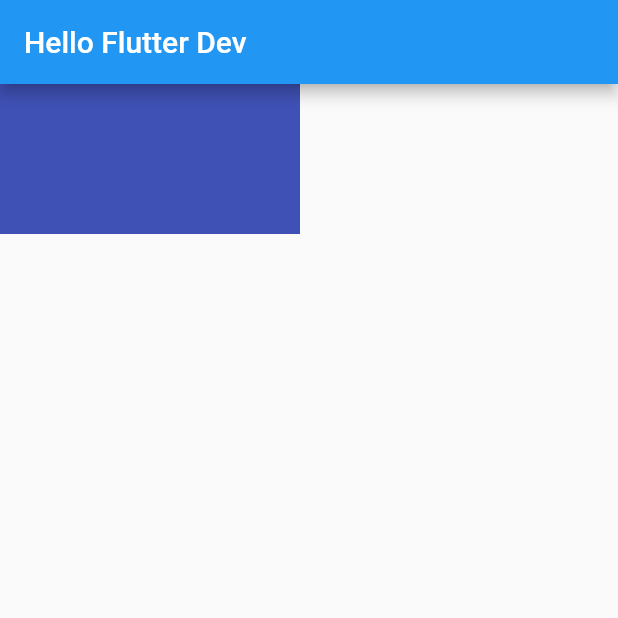
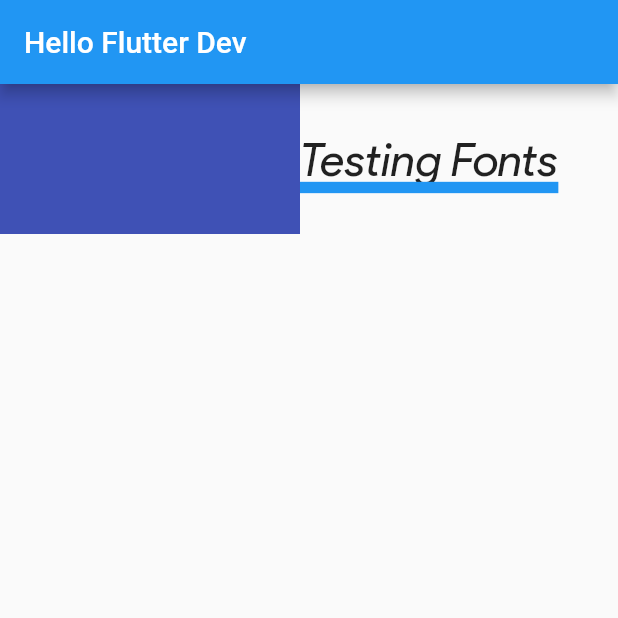
Before and after one commit to sainrahmanii/flutter-fundamental, a Flutter app: the screen it shows after launch, on a phone screen of 412 x 824 dp, the top half of it. Run offline on Flutter 3.47's test engine with Material 2 defaults, Android fonts, the phone set to English and light mode, and no system bars.

Commit message:
text style, snonymous method, fonts

```diff
--- /dev/null
+++ b/lib/anonymous_method.dart
@@ -0,0 +1,40 @@
+import 'package:flutter/material.dart';
+
+void main() => runApp(AnonymousMethod());
+
+class AnonymousMethod extends StatefulWidget {
+  const AnonymousMethod({super.key});
+
+  @override
+  State<AnonymousMethod> createState() => _AnonymousMethodState();
+}
+
+class _AnonymousMethodState extends State<AnonymousMethod> {
+  String message = 'Your Text';
+
+  @override
+  Widget build(BuildContext context) {
+    return MaterialApp(
+      home: Scaffold(
+        appBar: AppBar(
+          title: Text('Anonymous Method'),
+        ),
+        body: Center(
+          child: Column(
+            mainAxisAlignment: MainAxisAlignment.center,
+            children: [
+              Text(message),
+              TextButton(
+                  onPressed: () {
+                    setState(() {
+                      message = 'Button has been push';
+                    });
+                  },
+                  child: Text('Push Me'))
+            ],
+          ),
+        ),
+      ),
+    );
+  }
+}
--- a/lib/main.dart
+++ b/lib/main.dart
@@ -26,6 +26,16 @@ class MyApp extends StatelessWidget {
                 width: 100,
                 height: 100,
               ),
+              Text(
+                'Testing Fonts',
+                style: TextStyle(
+                    fontFamily: 'ProductSans',
+                    fontSize: 30,
+                    decoration: TextDecoration.underline,
+                    decorationColor: Colors.blue,
+                    decorationStyle: TextDecorationStyle.solid,
+                    decorationThickness: 3),
+              )
             ],
           )),
     );
--- /dev/null
+++ b/lib/text_style.dart
@@ -0,0 +1,21 @@
+import 'package:flutter/material.dart';
+
+void main() => runApp(TextStyleApp());
+
+class TextStyleApp extends StatelessWidget {
+  const TextStyleApp({super.key});
+
+  @override
+  Widget build(BuildContext context) {
+    return MaterialApp(
+      home: Scaffold(
+        appBar: AppBar(
+          title: Text('Text Style'),
+        ),
+        body: Center(
+          child: Text('My Text'),
+        ),
+      ),
+    );
+  }
+}
```
Also changed, not shown: pubspec.yaml (+6 -6 lines), fonts/google-sans-cufonfonts/ProductSans-Black.ttf (added), fonts/google-sans-cufonfonts/ProductSans-BlackItalic.ttf (added), fonts/google-sans-cufonfonts/ProductSans-Bold.ttf (added), fonts/google-sans-cufonfonts/ProductSans-BoldItalic.ttf (added), fonts/google-sans-cufonfonts/ProductSans-Italic.ttf (added), fonts/google-sans-cufonfonts/ProductSans-Light.ttf (added), fonts/google-sans-cufonfonts/ProductSans-LightItalic.ttf (added), fonts/google-sans-cufonfonts/ProductSans-Medium.ttf (added), fonts/google-sans-cufonfonts/ProductSans-MediumItalic.ttf (added), fonts/google-sans-cufonfonts/ProductSans-Regular.ttf (added), fonts/google-sans-cufonfonts/ProductSans-Thin.ttf (added), fonts/google-sans-cufonfonts/ProductSans-ThinItalic.ttf (added).
